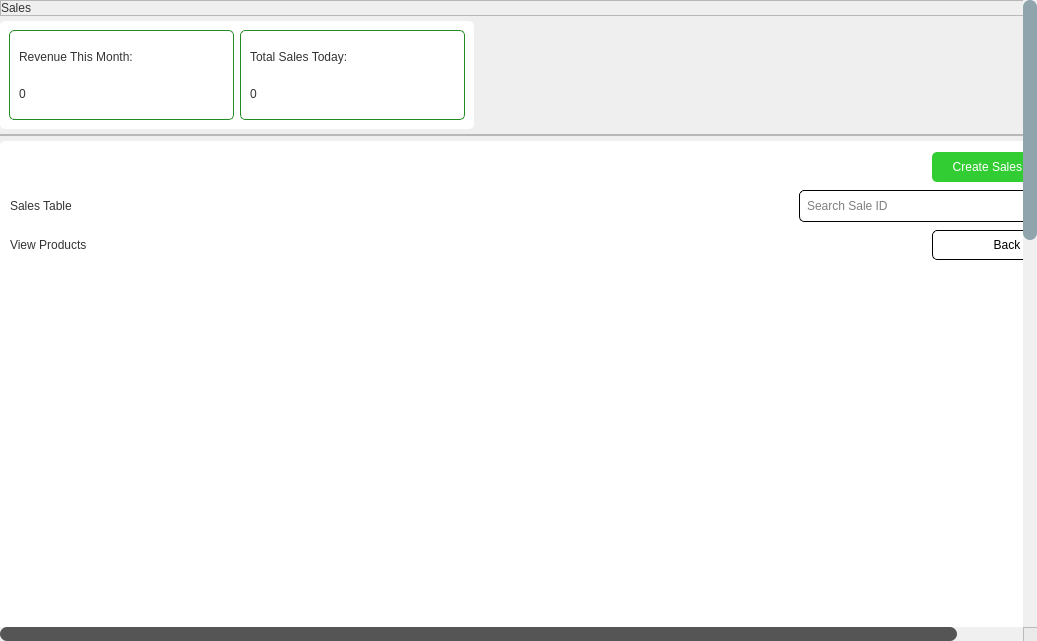
The window that app/src/ui/NEW/sales_report_page.ui (Kazu0210/Inventory-System) describes before a commit, drawn with Qt 5.
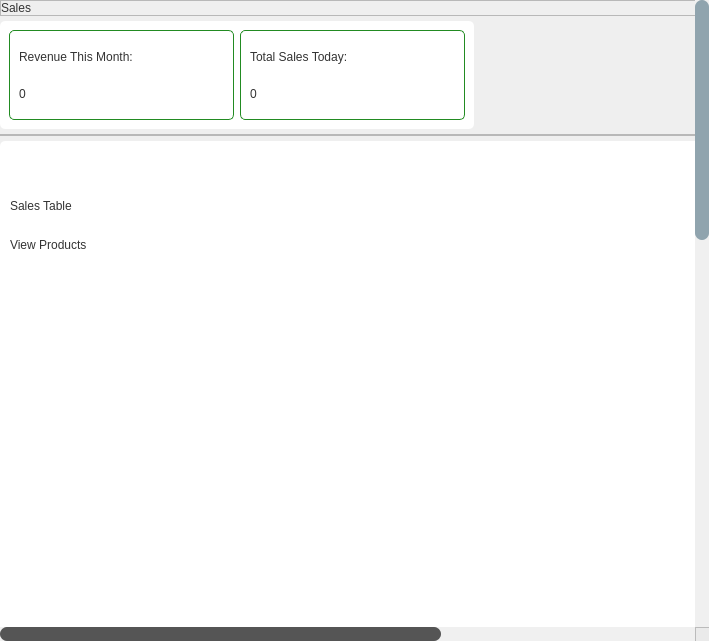
The same window after the commit. Icons and pictures are not drawn.

Patch:
```diff
--- a/app/src/ui/NEW/sales_report_page.ui
+++ b/app/src/ui/NEW/sales_report_page.ui
@@ -6,7 +6,7 @@
    <rect>
     <x>0</x>
     <y>0</y>
-    <width>1037</width>
+    <width>709</width>
     <height>641</height>
    </rect>
   </property>
```
